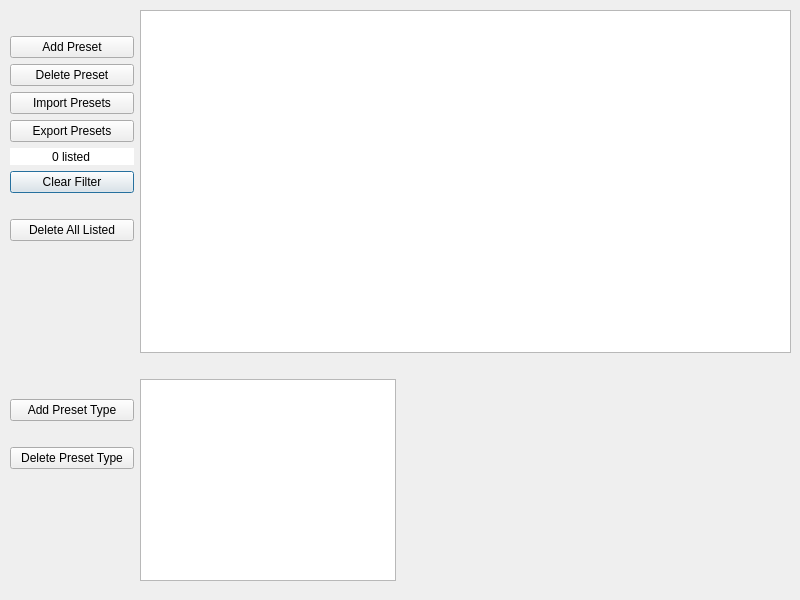
The window that src/QtTSAbands.ui (g4ixt/QtTinySA) describes before a commit, drawn with Qt 5.
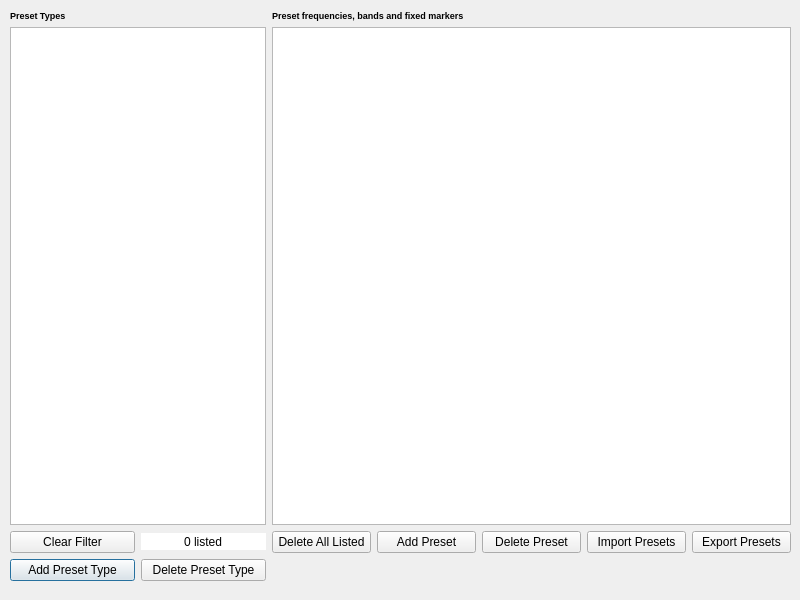
The same window after the commit.

Diff of the .ui file:
```diff
--- a/src/QtTSAbands.ui
+++ b/src/QtTSAbands.ui
@@ -23,34 +23,21 @@
     </rect>
    </property>
    <layout class="QGridLayout" name="gridLayout">
-    <item row="7" column="0">
-     <widget class="QPushButton" name="clearFilter">
-      <property name="text">
-       <string>Clear Filter</string>
+    <item row="0" column="0">
+     <widget class="QLabel" name="label_3">
+      <property name="font">
+       <font>
+        <pointsize>7</pointsize>
+        <weight>75</weight>
+        <bold>true</bold>
+       </font>
       </property>
-     </widget>
-    </item>
-    <item row="8" column="0">
-     <widget class="QLabel" name="label_4">
       <property name="text">
-       <string/>
+       <string>Preset Types</string>
       </property>
      </widget>
     </item>
-    <item row="12" column="0">
-     <spacer name="horizontalSpacer_5">
-      <property name="orientation">
-       <enum>Qt::Horizontal</enum>
-      </property>
-      <property name="sizeHint" stdset="0">
-       <size>
-        <width>40</width>
-        <height>20</height>
-       </size>
-      </property>
-     </spacer>
-    </item>
-    <item row="0" column="1" rowspan="12" colspan="6">
+    <item row="1" column="3" colspan="5">
      <widget class="QTableView" name="freqTable">
       <property name="sizePolicy">
        <sizepolicy hsizetype="Expanding" vsizetype="Expanding">
@@ -66,14 +53,24 @@
       </property>
      </widget>
     </item>
-    <item row="15" column="0">
-     <widget class="QLabel" name="label_3">
+    <item row="0" column="3" colspan="3">
+     <widget class="QLabel" name="label_2">
+      <property name="font">
+       <font>
+        <pointsize>7</pointsize>
+        <weight>75</weight>
+        <bold>true</bold>
+       </font>
+      </property>
       <property name="text">
-       <string/>
+       <string>Preset frequencies, bands and fixed markers</string>
       </property>
      </widget>
     </item>
-    <item row="14" column="0">
+    <item row="1" column="0" colspan="2">
+     <widget class="QTableView" name="typeTable"/>
+    </item>
+    <item row="3" column="0">
      <widget class="QPushButton" name="addPsType">
       <property name="enabled">
        <bool>true</bool>
@@ -89,7 +86,30 @@
       </property>
      </widget>
     </item>
-    <item row="6" column="0">
+    <item row="3" column="1">
+     <widget class="QPushButton" name="deletePsType">
+      <property name="enabled">
+       <bool>true</bool>
+      </property>
+      <property name="sizePolicy">
+       <sizepolicy hsizetype="Minimum" vsizetype="Minimum">
+        <horstretch>0</horstretch>
+        <verstretch>0</verstretch>
+       </sizepolicy>
+      </property>
+      <property name="text">
+       <string>Delete Preset Type</string>
+      </property>
+     </widget>
+    </item>
+    <item row="2" column="0">
+     <widget class="QPushButton" name="clearFilter">
+      <property name="text">
+       <string>Clear Filter</string>
+      </property>
+     </widget>
+    </item>
+    <item row="2" column="1">
      <widget class="QSpinBox" name="psCount">
       <property name="frame">
        <bool>false</bool>
@@ -111,88 +131,7 @@
       </property>
      </widget>
     </item>
-    <item row="3" column="0">
-     <widget class="QPushButton" name="deletePs">
-      <property name="enabled">
-       <bool>true</bool>
-      </property>
-      <property name="sizePolicy">
-       <sizepolicy hsizetype="Minimum" vsizetype="Minimum">
-        <horstretch>0</horstretch>
-        <verstretch>0</verstretch>
-       </sizepolicy>
-      </property>
-      <property name="text">
-       <string>Delete Preset</string>
-      </property>
-     </widget>
-    </item>
-    <item row="12" column="4">
-     <spacer name="horizontalSpacer_2">
-      <property name="orientation">
-       <enum>Qt::Horizontal</enum>
-      </property>
-      <property name="sizeHint" stdset="0">
-       <size>
-        <width>40</width>
-        <height>20</height>
-       </size>
-      </property>
-     </spacer>
-    </item>
-    <item row="17" column="0">
-     <spacer name="verticalSpacer_3">
-      <property name="orientation">
-       <enum>Qt::Vertical</enum>
-      </property>
-      <property name="sizeHint" stdset="0">
-       <size>
-        <width>20</width>
-        <height>40</height>
-       </size>
-      </property>
-     </spacer>
-    </item>
-    <item row="10" column="0">
-     <spacer name="verticalSpacer_4">
-      <property name="orientation">
-       <enum>Qt::Vertical</enum>
-      </property>
-      <property name="sizeHint" stdset="0">
-       <size>
-        <width>20</width>
-        <height>40</height>
-       </size>
-      </property>
-     </spacer>
-    </item>
-    <item row="16" column="0">
-     <widget class="QPushButton" name="deletePsType">
-      <property name="enabled">
-       <bool>true</bool>
-      </property>
-      <property name="sizePolicy">
-       <sizepolicy hsizetype="Minimum" vsizetype="Minimum">
-        <horstretch>0</horstretch>
-        <verstretch>0</verstretch>
-       </sizepolicy>
-      </property>
-      <property name="text">
-       <string>Delete Preset Type</string>
-      </property>
-     </widget>
-    </item>
-    <item row="13" column="1" rowspan="5" colspan="2">
-     <widget class="QTableView" name="typeTable"/>
-    </item>
-    <item row="13" column="0">
-     <widget class="QLabel" name="label_2">
-      <property name="text">
-       <string/>
-      </property>
-     </widget>
-    </item>
-    <item row="9" column="0">
+    <item row="2" column="3">
      <widget class="QPushButton" name="deleteAll">
       <property name="sizePolicy">
        <sizepolicy hsizetype="Minimum" vsizetype="Minimum">
@@ -208,65 +147,7 @@
       </property>
      </widget>
     </item>
-    <item row="5" column="0">
-     <widget class="QPushButton" name="exportPs">
-      <property name="enabled">
-       <bool>true</bool>
-      </property>
-      <property name="sizePolicy">
-       <sizepolicy hsizetype="Minimum" vsizetype="Minimum">
-        <horstretch>0</horstretch>
-        <verstretch>0</verstretch>
-       </sizepolicy>
-      </property>
-      <property name="text">
-       <string>Export Presets</string>
-      </property>
-     </widget>
-    </item>
-    <item row="12" column="2">
-     <spacer name="horizontalSpacer">
-      <property name="orientation">
-       <enum>Qt::Horizontal</enum>
-      </property>
-      <property name="sizeHint" stdset="0">
-       <size>
-        <width>40</width>
-        <height>20</height>
-       </size>
-      </property>
-     </spacer>
-    </item>
-    <item row="12" column="5">
-     <spacer name="horizontalSpacer_3">
-      <property name="orientation">
-       <enum>Qt::Horizontal</enum>
-      </property>
-      <property name="sizeHint" stdset="0">
-       <size>
-        <width>40</width>
-        <height>20</height>
-       </size>
-      </property>
-     </spacer>
-    </item>
-    <item row="4" column="0">
-     <widget class="QPushButton" name="importPs">
-      <property name="enabled">
-       <bool>true</bool>
-      </property>
-      <property name="sizePolicy">
-       <sizepolicy hsizetype="Minimum" vsizetype="Minimum">
-        <horstretch>0</horstretch>
-        <verstretch>0</verstretch>
-       </sizepolicy>
-      </property>
-      <property name="text">
-       <string>Import Presets</string>
-      </property>
-     </widget>
-    </item>
-    <item row="2" column="0">
+    <item row="2" column="4">
      <widget class="QPushButton" name="addPs">
       <property name="enabled">
        <bool>true</bool>
@@ -282,25 +163,53 @@
       </property>
      </widget>
     </item>
-    <item row="1" column="0">
-     <widget class="QLabel" name="label">
+    <item row="2" column="5">
+     <widget class="QPushButton" name="deletePs">
+      <property name="enabled">
+       <bool>true</bool>
+      </property>
+      <property name="sizePolicy">
+       <sizepolicy hsizetype="Minimum" vsizetype="Minimum">
+        <horstretch>0</horstretch>
+        <verstretch>0</verstretch>
+       </sizepolicy>
+      </property>
       <property name="text">
-       <string/>
+       <string>Delete Preset</string>
       </property>
      </widget>
     </item>
-    <item row="12" column="3">
-     <spacer name="horizontalSpacer_4">
-      <property name="orientation">
-       <enum>Qt::Horizontal</enum>
+    <item row="2" column="6">
+     <widget class="QPushButton" name="importPs">
+      <property name="enabled">
+       <bool>true</bool>
       </property>
-      <property name="sizeHint" stdset="0">
-       <size>
-        <width>40</width>
-        <height>20</height>
-       </size>
+      <property name="sizePolicy">
+       <sizepolicy hsizetype="Minimum" vsizetype="Minimum">
+        <horstretch>0</horstretch>
+        <verstretch>0</verstretch>
+       </sizepolicy>
       </property>
-     </spacer>
+      <property name="text">
+       <string>Import Presets</string>
+      </property>
+     </widget>
+    </item>
+    <item row="2" column="7">
+     <widget class="QPushButton" name="exportPs">
+      <property name="enabled">
+       <bool>true</bool>
+      </property>
+      <property name="sizePolicy">
+       <sizepolicy hsizetype="Minimum" vsizetype="Minimum">
+        <horstretch>0</horstretch>
+        <verstretch>0</verstretch>
+       </sizepolicy>
+      </property>
+      <property name="text">
+       <string>Export Presets</string>
+      </property>
+     </widget>
     </item>
    </layout>
   </widget>
```
